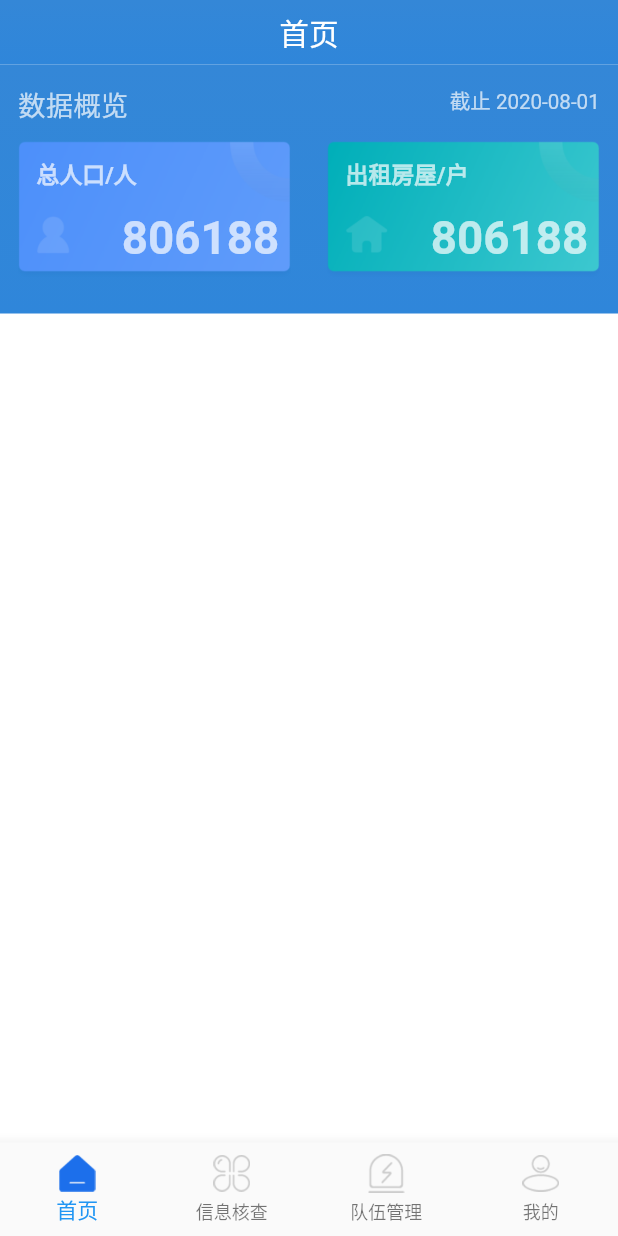
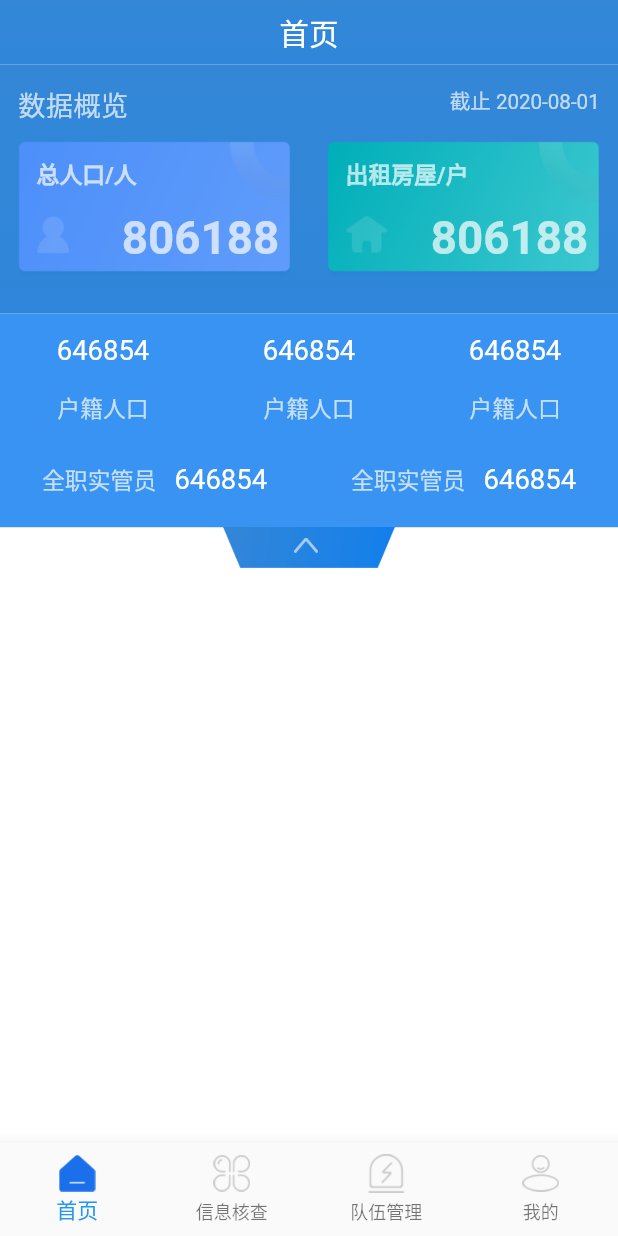
Before and after one commit to qianglifei/flutter_jwt, a Flutter app: the App screen opened directly, on a phone screen of 412 x 824 dp. Run offline on Flutter 3.47's test engine with Material 2 defaults, Android fonts, the phone set to English and light mode, and no system bars; our stand-ins replace cookie_jar, dio, flutter_screenutil, fluttertoast, shared_preferences; accounts and stored records are empty.

Commit message:
1.首页界面搭建

```diff
--- a/lib/main/first_page/homepage_screen.dart
+++ b/lib/main/first_page/homepage_screen.dart
@@ -4,6 +4,7 @@ import 'package:flutter_screenutil/flutter_screenutil.dart';
 import 'package:jwt/base/base_app_bar.dart';
 import 'package:jwt/base/base_widget.dart';
 import 'package:jwt/widget/custom_app_bar.dart';
+import 'package:jwt/widget/custom_firstpage_checkbox.dart';
 
 // ignore: must_be_immutable
 class HomepageScreen extends BaseWidget{
@@ -74,11 +75,72 @@ class HomepageScreenState extends BaseWidgetState<HomepageScreen> {
                 right : ScreenUtil().setWidth(32),
                 child: _buildImageTextWidget("images/icon_sum_house_count.png", "出租房屋/户")
             ),
+          ],
+        ),
+        _buildMultilineTextWidget(),
+        CustomCheckBox()
+      ],
+    );
+  }
+  Widget _buildMultilineTextWidget(){
+    return Container(
+      width: ScreenUtil().uiSize.width,
+      height: ScreenUtil().setHeight(332),
+      color: Color.fromRGBO(57, 147, 242, 1),
+      child: Column(
+        children: <Widget>[
+          Row(
+            mainAxisSize: MainAxisSize.max,
+            crossAxisAlignment: CrossAxisAlignment.center,
+            mainAxisAlignment: MainAxisAlignment.spaceAround,
+            children: <Widget>[
+              _multilineTextWidget(),
+              _multilineTextWidget(),
+              _multilineTextWidget(),
+            ],
+          ),
+          Row(
+            mainAxisSize: MainAxisSize.max,
+            crossAxisAlignment: CrossAxisAlignment.center,
+            mainAxisAlignment: MainAxisAlignment.spaceAround,
+            children: <Widget>[
+              _singleLineTextWidget(),
+              _singleLineTextWidget(),
+            ],
+          ),
+        ],
+      )
+    );
+  }
 
+  Widget _multilineTextWidget(){
+    return Container(
+      margin: EdgeInsets.only(top: ScreenUtil().setHeight(32)),
+      height: ScreenUtil().setHeight(167),
+      child: Column(
+        children: <Widget>[
+          Text("646854",style: TextStyle(fontSize: ScreenUtil().setSp(48),color: Color.fromRGBO(255, 255, 255, 1))),
+          Padding(
+              padding: EdgeInsets.only(top: ScreenUtil().setWidth(42)),
+              child: Text("户籍人口",style: TextStyle(fontSize: ScreenUtil().setSp(40),color: Color.fromRGBO(255, 255, 255, 0.7)))
+          ),
+        ],
+      ),
+    );
+  }
 
-          ],
-        )
-      ],
+  Widget _singleLineTextWidget(){
+    return Container(
+      margin: EdgeInsets.only(top: ScreenUtil().setHeight(32)),
+      child: Row(
+        children: <Widget>[
+          Text("全职实管员",style: TextStyle(fontSize: ScreenUtil().setSp(40),color: Color.fromRGBO(255, 255, 255, 0.7))),
+          Padding(
+              padding: EdgeInsets.only(left: ScreenUtil().setWidth(32)),
+              child:  Text("646854",style: TextStyle(fontSize: ScreenUtil().setSp(48),color: Color.fromRGBO(255, 255, 255, 1))),
+          ),
+        ],
+      ),
     );
   }
 
@@ -88,6 +150,7 @@ class HomepageScreenState extends BaseWidgetState<HomepageScreen> {
       height: ScreenUtil().setHeight(227),
       child: Stack(
         children: <Widget>[
+
           Positioned(
               child: Image.asset(
                 urlIcon,
@@ -96,11 +159,13 @@ class HomepageScreenState extends BaseWidgetState<HomepageScreen> {
                 fit: BoxFit.cover,
               ),
           ),
+
           Positioned(
               top: ScreenUtil().setHeight(30),
               left: ScreenUtil().setWidth(32),
               child: Text(title,style: TextStyle(fontWeight: FontWeight.w700,fontSize: ScreenUtil().setSp(40),color: Color.fromRGBO(255, 255, 255, 0.7)))
           ),
+
           Positioned(
               top: ScreenUtil().setHeight(118),
               right: ScreenUtil().setWidth(20),
--- /dev/null
+++ b/lib/widget/custom_firstpage_checkbox.dart
@@ -0,0 +1,57 @@
+import 'package:flutter/cupertino.dart';
+import 'package:flutter/material.dart';
+import 'package:flutter_screenutil/screenutil.dart';
+
+class CustomCheckBox extends StatefulWidget{
+  @override
+  State<StatefulWidget> createState() {
+    // TODO: implement createState
+    return CustomCheckBoxState();
+  }
+
+}
+
+class CustomCheckBoxState extends State<CustomCheckBox> {
+  bool _isChecked = false;
+  @override
+  void initState() {
+    // TODO: implement initState
+    super.initState();
+  }
+  @override
+  Widget build(BuildContext context) {
+    // TODO: implement build
+    return InkWell(
+        child: Container(
+            width: ScreenUtil().setWidth(300),
+            height: ScreenUtil().setHeight(64),
+            child: Stack(
+              alignment: AlignmentDirectional.center,
+              children: <Widget>[
+                Image.asset(
+                  "images/icon_stretch_background.png",
+                  width: ScreenUtil().setWidth(300),
+                  height: ScreenUtil().setHeight(64),
+                  fit: BoxFit.fill,
+                ),
+                Positioned(
+                    top: ScreenUtil().setWidth(18),
+                    left: ScreenUtil().setHeight(110),
+                    child:Image.asset(
+                      _isChecked ? "images/icon_stretch_down.png" : "images/icon_stretch_up.png",
+                      width: ScreenUtil().setWidth(42),
+                      height: ScreenUtil().setHeight(24),
+                      fit: BoxFit.fill,
+                    )
+                )
+              ],
+            ),
+        ),
+        onTap: (){
+            setState(() {
+                _isChecked = !_isChecked;
+            });
+        },
+    );
+  }
+}
--- a/pubspec.yaml
+++ b/pubspec.yaml
@@ -98,3 +98,6 @@ flutter:
     - images/icon_mima.png
     - images/icon_sum_house_count.png
     - images/icon_sum_people_count.png
+    - images/icon_stretch_background.png
+    - images/icon_stretch_down.png
+    - images/icon_stretch_up.png
```
Also changed, not shown: images/icon_stretch_background.png (added), images/icon_stretch_down.png (added), images/icon_stretch_up.png (added).
